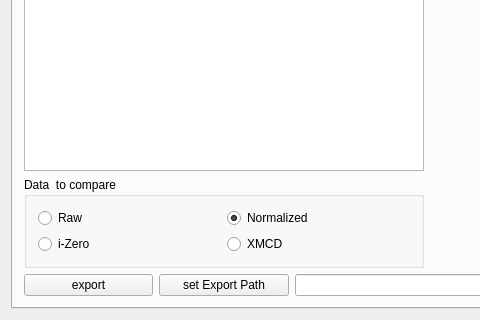
Old version of the form mainwindow.ui in the repository Rezenter/XMCDAnalyser; both pictures show x 0 to 480 and y 330 to 650 of the 1200 by 650 pixel window.
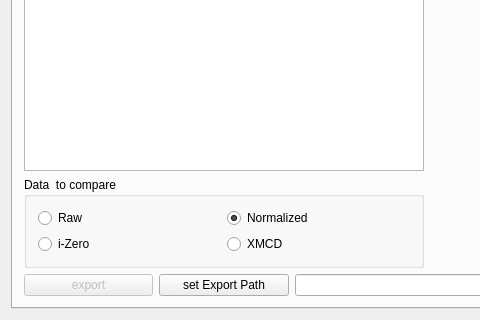
New version of the form.

The edit to the form file:
```diff
--- a/mainwindow.ui
+++ b/mainwindow.ui
@@ -2027,6 +2027,9 @@
        <layout class="QGridLayout" name="gridLayout_5">
         <item row="2" column="0">
          <widget class="QPushButton" name="exportSummaryButton">
+          <property name="enabled">
+           <bool>false</bool>
+          </property>
           <property name="text">
            <string>export</string>
           </property>
```
Left out of the diff: 2 changed lines with no effect on the pictures.
